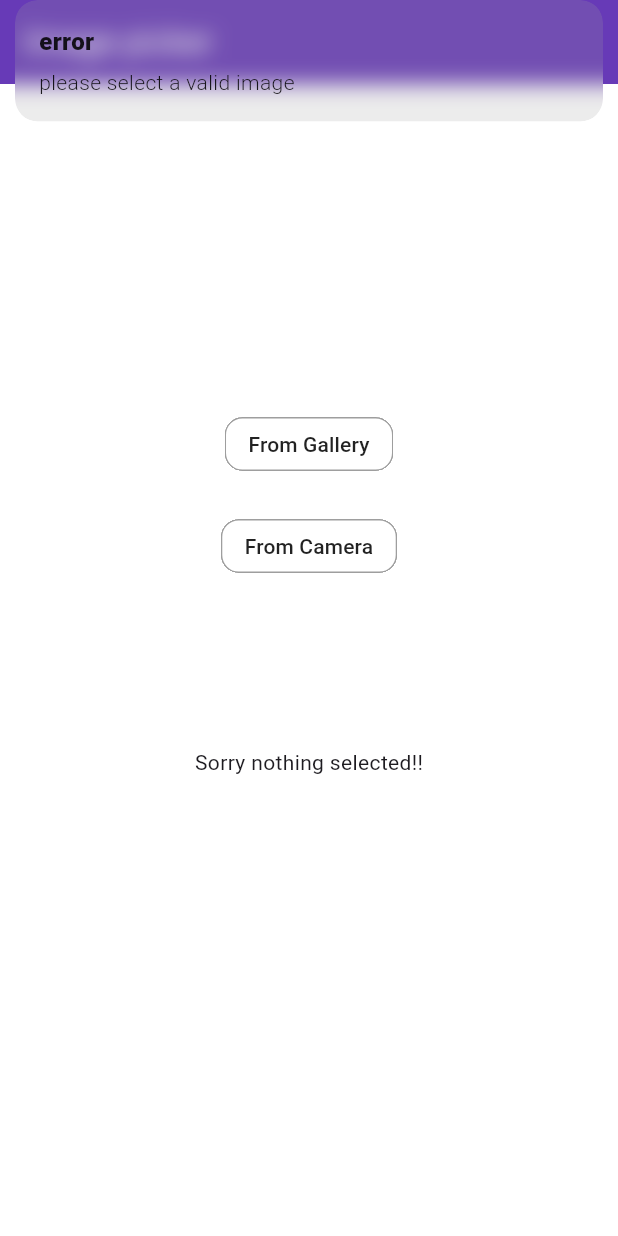
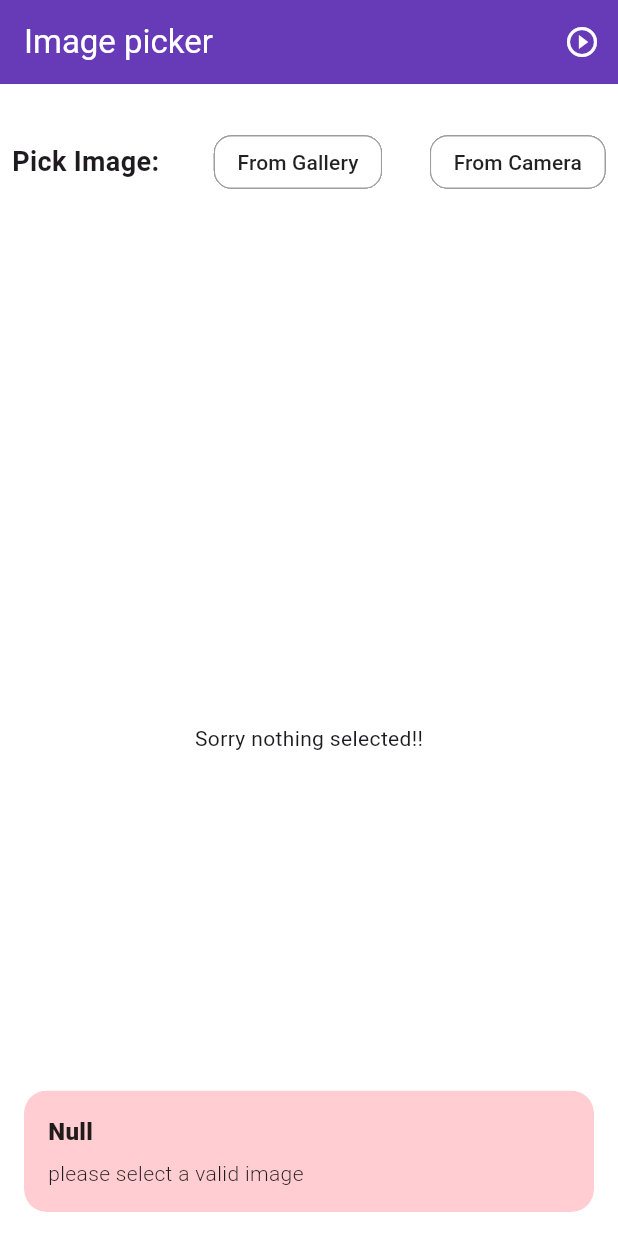
Before and after one commit to Karanbir31/media_picker, a Flutter app: the screen it shows after launch, after a tap on "From Gallery", on a phone screen of 412 x 824 dp. Run offline on Flutter 3.47's test engine with Material 3 defaults, Android fonts, the light colour scheme and no system bars; our stand-ins replace get, image_picker, video_player.

Commit message:
add video player with play pause animated icon

```diff
--- a/lib/image_picker/presentation/image_picker.dart
+++ b/lib/image_picker/presentation/image_picker.dart
@@ -3,6 +3,8 @@ import 'dart:io';
 import 'package:flutter/material.dart';
 import 'package:get/get.dart';
 import 'package:image_picker/image_picker.dart';
+
+import '../../video_picker/presentation/video_picker_screen.dart';
 
 class ImagePickerScreen extends StatefulWidget {
   const ImagePickerScreen({super.key});
@@ -12,7 +14,7 @@ class ImagePickerScreen extends StatefulWidget {
 }
 
 class _ImagePickerState extends State<ImagePickerScreen> {
-  File? galleryFile;
+  File? galleryImageFile;
   final imagePicker = ImagePicker();
 
   @override
@@ -24,6 +26,15 @@ class _ImagePickerState extends State<ImagePickerScreen> {
         title: Text("Image picker"),
         backgroundColor: Colors.deepPurple,
         foregroundColor: Colors.white,
+
+        actions: [
+          IconButton(
+            onPressed: () {
+              Get.to(VideoPickerScreen());
+            },
+            icon: Icon(Icons.play_circle_outline),
+          ),
+        ],
       ),
 
       body: SafeArea(
@@ -33,6 +44,24 @@ class _ImagePickerState extends State<ImagePickerScreen> {
             crossAxisAlignment: CrossAxisAlignment.center,
 
             children: [
+              const SizedBox(height: 20),
+
+              Padding(
+                padding: const EdgeInsets.all(8.0),
+                child: Row(
+                  mainAxisAlignment: MainAxisAlignment.spaceBetween,
+
+                  children: [
+                    Flexible(
+                      child: Text(
+                        "Pick Image: ",
+                        style: TextStyle(
+                          fontSize: 18,
+                          fontWeight: FontWeight.bold,
+                        ),
+                      ),
+                    ),
+
                     MaterialButton(
                       clipBehavior: Clip.hardEdge,
                       shape: RoundedRectangleBorder(
@@ -46,8 +75,6 @@ class _ImagePickerState extends State<ImagePickerScreen> {
                       child: Text("From Gallery"),
                     ),
 
-              const SizedBox(height: 20),
-
                     MaterialButton(
                       clipBehavior: Clip.hardEdge,
                       shape: RoundedRectangleBorder(
@@ -60,14 +87,19 @@ class _ImagePickerState extends State<ImagePickerScreen> {
                       },
                       child: Text("From Camera"),
                     ),
+                  ],
+                ),
+              ),
 
               const SizedBox(height: 20),
-              SizedBox(
-                height: 200.0,
-                width: 300.0,
-                child: galleryFile == null
+
+              Flexible(
+                child: galleryImageFile == null
                     ? const Center(child: Text('Sorry nothing selected!!'))
-                    : Center(child: Image.file(galleryFile!)),
+                    : FractionallySizedBox(
+                        widthFactor: 0.9,
+                        child: Image.file(galleryImageFile!),
+                      ),
               ),
             ],
           ),
@@ -79,11 +111,18 @@ class _ImagePickerState extends State<ImagePickerScreen> {
   void myImagePicker({required ImageSource source}) async {
     final pickedFile = await imagePicker.pickImage(source: source);
     if (pickedFile == null) {
-      Get.snackbar("error", "please select a valid image");
+      Get.snackbar(
+        "Null",
+        "please select a valid image",
+        backgroundColor: Colors.red[100],
+        snackPosition: SnackPosition.BOTTOM,
+        margin: EdgeInsets.all(16),
+      );
+
       return;
     } else {
       setState(() {
-        galleryFile = File(pickedFile.path);
+        galleryImageFile = File(pickedFile.path);
       });
     }
   }
--- a/pubspec.yaml
+++ b/pubspec.yaml
@@ -36,6 +36,7 @@ dependencies:
   cupertino_icons: ^1.0.8
   get: ^4.7.2
   image_picker: ^1.2.0
+  video_player: ^2.10.0
 
 dev_dependencies:
   flutter_test:
```
Also changed, not shown: lib/video_picker/controller/my_video_controller.dart (added, +109 -0 lines), lib/video_picker/presentation/video_picker_screen.dart (added, +166 -0 lines), pubspec.lock. Lines whose indentation alone changed are shown as unchanged.
